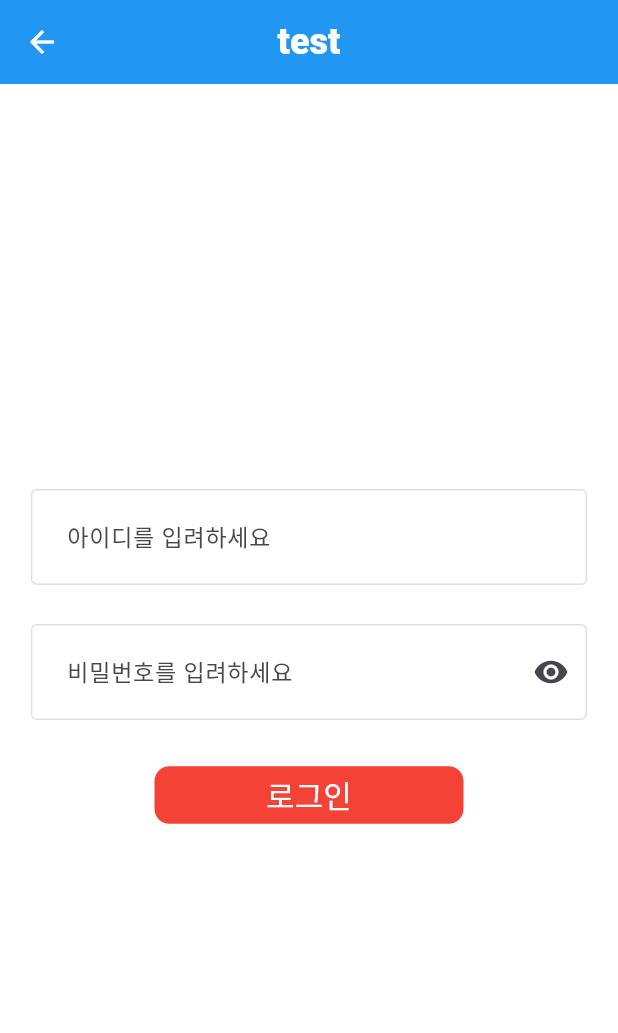
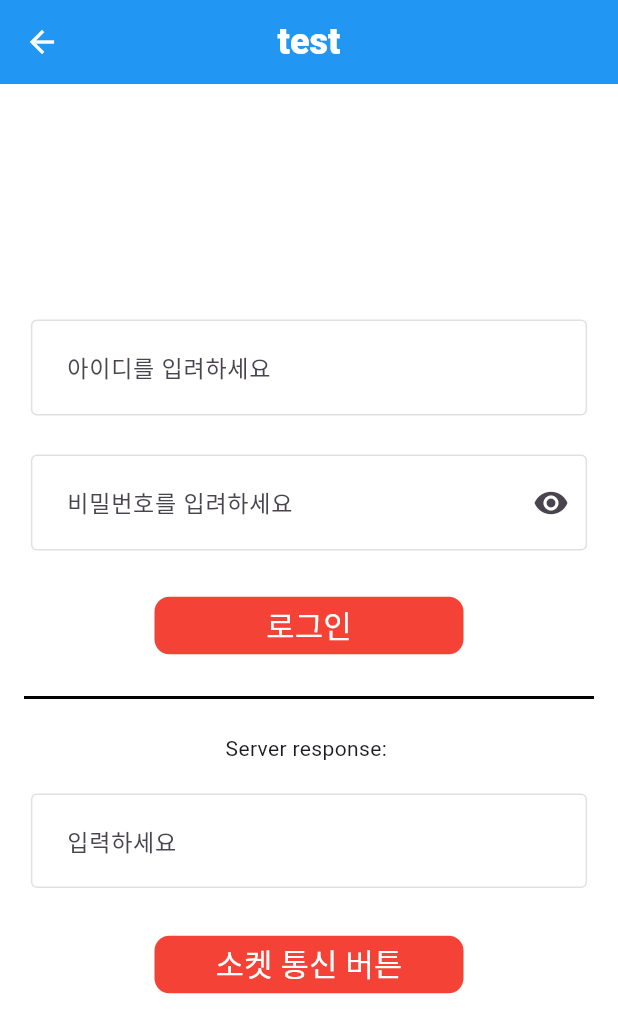
Before and after one commit to Kwontaebin/clean_up_code, a Flutter app: the BackendConnection screen opened directly, after a tap on "로그인", on a phone screen of 412 x 824 dp. Shown: the top 1033 px of the screen. Run offline on Flutter 3.47's test engine with Material 3 defaults, Android fonts, the phone set to English and light mode, and no system bars; our stand-ins replace carousel_slider, dio, fluttertoast, shimmer, socket_io_client; network calls fail.

Commit message:
Node.js, flutter 사용해서 소켓 통신 구현
클라이언트 연결 체크
클라이언트 -> 서버 값 전달

```diff
--- a/lib/backend_connection/view/backendConnection.dart
+++ b/lib/backend_connection/view/backendConnection.dart
@@ -1,9 +1,11 @@
 import 'package:clean_up_code/common/component/custom_appbar.dart';
 import 'package:clean_up_code/common/component/custom_elevatedButton.dart';
 import 'package:clean_up_code/common/component/custom_text_field.dart';
+import 'package:clean_up_code/common/const/data.dart';
 import 'package:clean_up_code/common/function/postDio.dart';
 import 'package:clean_up_code/common/function/sizeFn.dart';
 import 'package:flutter/material.dart';
+import 'package:socket_io_client/socket_io_client.dart' as IO;
 
 class BackendConnection extends StatefulWidget {
   const BackendConnection({super.key});
@@ -16,6 +18,38 @@ class _BackendConnectionState extends State<BackendConnection> {
   String id = '';
   String pw = '';
   Map<String, dynamic> requestData = {};
+
+  late IO.Socket socket;
+  String response = "";
+  String socketText = '';
+
+  @override
+  void initState() {
+    super.initState();
+
+    // 서버와 연결
+    socket = IO.io(IP, {
+      'transports': ['websocket'],
+      'autoConnect': false,
+    });
+
+    // 서버로부터 메시지 수신
+    socket.on('message', (data) {
+      setState(() {
+        response = data;
+      });
+    });
+
+    // 서버 연결
+    socket.connect();
+  }
+
+  @override
+  void dispose() {
+    // 앱 종료 시 서버 연결 종료
+    socket.dispose();
+    super.dispose();
+  }
 
   @override
   Widget build(BuildContext context) {
@@ -63,12 +97,34 @@ class _BackendConnectionState extends State<BackendConnection> {
                       'pw': pw,
                     };
                   });
+                  if (id == '' || pw == '') print("모두 다 작성해주세요");
+                  else postDio(postData: requestData, url: "login");
+                },
+              ),
+              const Padding(
+                padding: EdgeInsets.all(16.0),
+                child: Divider(
+                  color: Colors.black,
+                  thickness: 2.0,
+                ),
+              ),
 
-                  if (id == '' || pw == '') {
-                    print("모두 다 작성해주세요");
-                  } else {
-                    postDio(postData: requestData, url: "login");
-                  }
+              Text('Server response: $response'),
+              const SizedBox(height: 20),
+              CustomTextFieldWidget(
+                hintText: "입력하세요",
+                myControllerText: socketText,
+                onChanged: (value) {
+                  setState(() {
+                    socketText = value;
+                  });
+                },
+              ),
+              const SizedBox(height: 20),
+              CustomElevatedButton(
+                text: "소켓 통신 버튼",
+                onPressed: () {
+                  if (socketText.isNotEmpty) socket.emit('message', socketText);
                 },
               )
             ],
--- a/lib/common/component/custom_text_field.dart
+++ b/lib/common/component/custom_text_field.dart
@@ -13,7 +13,6 @@ import 'package:flutter/services.dart';
 import '../function/sizeFn.dart';
 
 class CustomTextFieldWidget extends StatefulWidget {
-  final TextEditingController? controller;
   final String hintText;
   final Color backGroundColor;
   final double? width;
@@ -25,7 +24,6 @@ class CustomTextFieldWidget extends StatefulWidget {
 
   const CustomTextFieldWidget({
     super.key,
-    this.controller,
     this.width,
     this.height,
     required this.hintText,
--- a/lib/main.dart
+++ b/lib/main.dart
@@ -1,3 +1,4 @@
+import 'package:clean_up_code/backend_connection/view/backendConnection.dart';
 import 'package:clean_up_code/setting_device_size/view/size.dart';
 import 'package:flutter/material.dart';
 
--- a/pubspec.yaml
+++ b/pubspec.yaml
@@ -16,6 +16,7 @@ dependencies:
   shimmer: ^3.0.0 # 스켈레톤 구현 라이브러리
   dio: ^5.7.0
   fluttertoast: ^8.2.8
+  socket_io_client: ^3.0.2
 
 dev_dependencies:
   flutter_test:
```
Also changed, not shown: lib/setting_device_size/view/size.dart (+7 -7 lines), pubspec.lock.
